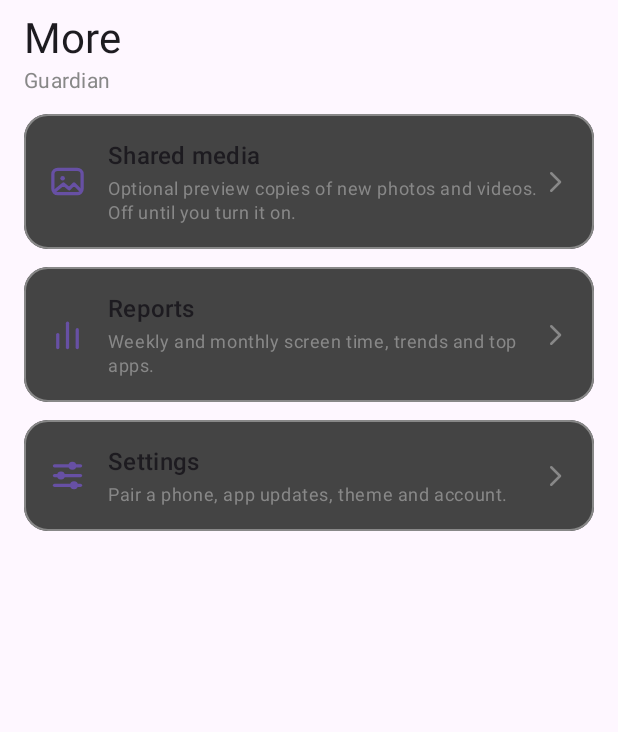
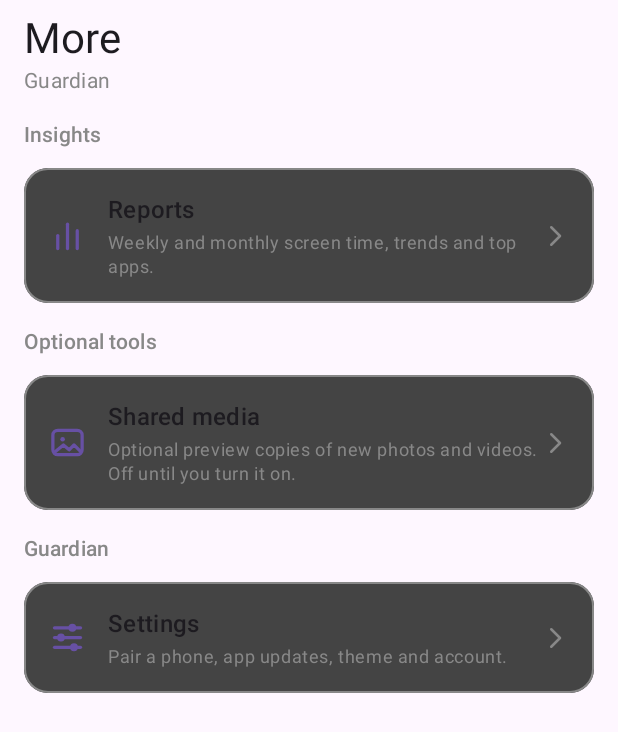
Before and after one commit to Sirrlevi/Guardian, an Android app built with Jetpack Compose: the composable MoreScreen shown on its own in the app's theme, on a phone screen of 412 x 824 dp. Shown: the top 732 px of the screen. Run offline under Robolectric (Android 15) with nearby library versions, the phone set to English and light mode, and no system bars; network calls fail; 1 statement that could not run was skipped.

Commit message:
Phase 5: Parent Home/More integration and accurate Child visibility text
Parent: Home gets a "Messages & media" card with one honest line per optional tool
(access state, last sync, backup on/off, real counts, "Needs permission" flag) that
opens the tool's own screen; light media summary refresh (no pictures loaded);
More hub grouped into sections. Tests cover every state and navigation.

Child: "What your parent can see" no longer claims messages/photos are never seen;
it now lists the optional message previews and photo previews and when they apply.

Co-Authored-By: Claude Sonnet 5.5 <noreply@anthropic.com>
Claude-Session: https://claude.ai/code/session_01WUu927RBbo7TrMw2hd5F7Q

```diff
--- a/parent/src/main/java/com/sirrlevi/guardian/parent/ui/MoreScreen.kt
+++ b/parent/src/main/java/com/sirrlevi/guardian/parent/ui/MoreScreen.kt
@@ -19,14 +19,24 @@ import com.sirrlevi.guardian.parent.ParentViewModel
 import com.sirrlevi.guardian.parent.Tab
 
 private class MoreItem(val tab: Tab, val icon: GIcon, val title: String, val body: String)
+private class MoreSection(val title: String, val items: List<MoreItem>)
 
-/** Everything that is not in the bottom bar. New parent tools get a row here instead of crowding the bar. */
+/**
+ * Everything that is not in the bottom bar, grouped so the list stays readable as tools are added.
+ * Only tools that really work get a row; nothing here is a placeholder.
+ */
 @Composable
 fun MoreScreen(vm: ParentViewModel, padding: PaddingValues, open: (Tab) -> Unit) {
-    val items = listOf(
-        MoreItem(Tab.Media, GIcon.Photo, "Shared media", "Optional preview copies of new photos and videos. Off until you turn it on."),
-        MoreItem(Tab.Reports, GIcon.Chart, "Reports", "Weekly and monthly screen time, trends and top apps."),
-        MoreItem(Tab.Settings, GIcon.Settings, "Settings", "Pair a phone, app updates, theme and account.")
+    val sections = listOf(
+        MoreSection("Insights", listOf(
+            MoreItem(Tab.Reports, GIcon.Chart, "Reports", "Weekly and monthly screen time, trends and top apps.")
+        )),
+        MoreSection("Optional tools", listOf(
+            MoreItem(Tab.Media, GIcon.Photo, "Shared media", "Optional preview copies of new photos and videos. Off until you turn it on.")
+        )),
+        MoreSection("Guardian", listOf(
+            MoreItem(Tab.Settings, GIcon.Settings, "Settings", "Pair a phone, app updates, theme and account.")
+        ))
     )
     LazyColumn(
         Modifier.fillMaxWidth(),
@@ -39,17 +49,23 @@ fun MoreScreen(vm: ParentViewModel, padding: PaddingValues, open: (Tab) -> Unit)
                 Text(vm.device?.name ?: "Guardian", style = MaterialTheme.typography.bodyMedium, color = gColors.muted)
             }
         }
-        items(items.size) { i ->
-            val item = items[i]
-            GCard(onClick = { open(item.tab) }) {
-                Row(verticalAlignment = Alignment.CenterVertically) {
-                    GIconView(item.icon, MaterialTheme.colorScheme.primary, size = 26.dp)
-                    Spacer(Modifier.width(14.dp))
-                    Column(Modifier.weight(1f)) {
-                        Text(item.title, style = MaterialTheme.typography.titleMedium)
-                        Text(item.body, style = MaterialTheme.typography.bodySmall, color = gColors.muted, modifier = Modifier.padding(top = 2.dp))
+        sections.forEach { section ->
+            item(key = "section-" + section.title) {
+                Text(section.title, style = MaterialTheme.typography.labelLarge, color = gColors.muted, modifier = Modifier.padding(top = 4.dp))
+            }
+            section.items.forEach { entry ->
+                item(key = entry.tab.name) {
+                    GCard(onClick = { open(entry.tab) }) {
+                        Row(verticalAlignment = Alignment.CenterVertically) {
+                            GIconView(entry.icon, MaterialTheme.colorScheme.primary, size = 26.dp)
+                            Spacer(Modifier.width(14.dp))
+                            Column(Modifier.weight(1f)) {
+                                Text(entry.title, style = MaterialTheme.typography.titleMedium)
+                                Text(entry.body, style = MaterialTheme.typography.bodySmall, color = gColors.muted, modifier = Modifier.padding(top = 2.dp))
+                            }
+                            GIconView(GIcon.Chevron, gColors.muted, size = 20.dp)
+                        }
                     }
-                    GIconView(GIcon.Chevron, gColors.muted, size = 20.dp)
                 }
             }
         }
```
Also changed, not shown: child/src/main/java/com/sirrlevi/guardian/child/ui/ChildScreens.kt (+11 -2 lines), parent/src/main/java/com/sirrlevi/guardian/parent/ParentViewModel.kt (+35 -1 lines), parent/src/main/java/com/sirrlevi/guardian/parent/ui/HomeScreen.kt (+49 -0 lines), 1 other file.
